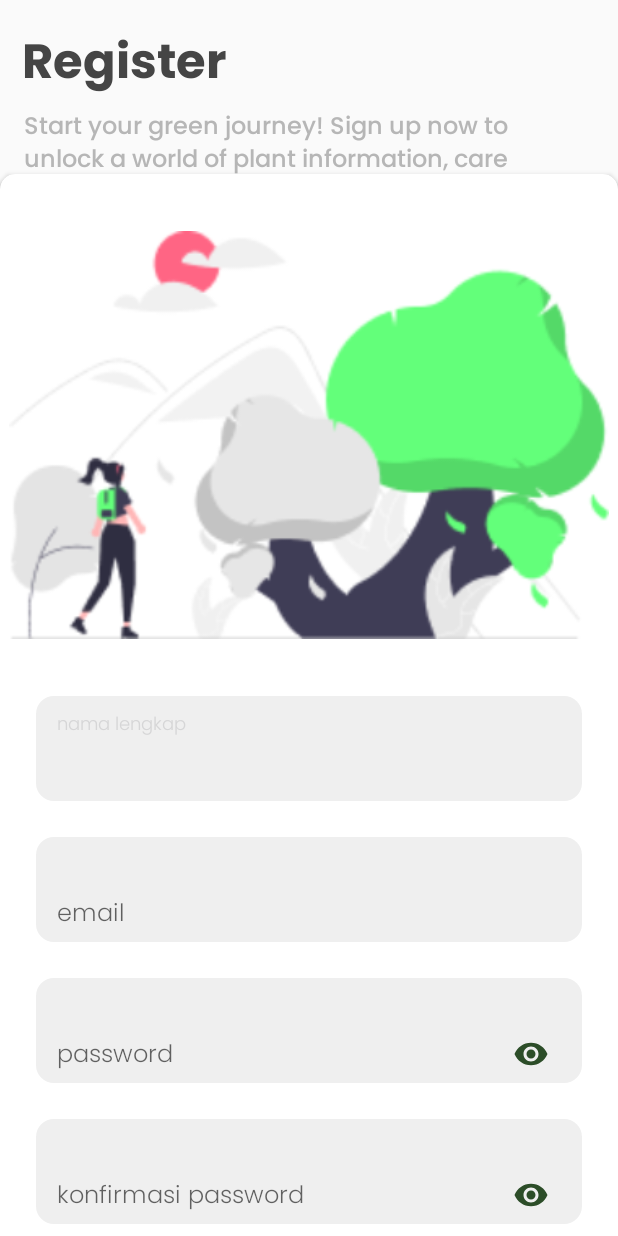
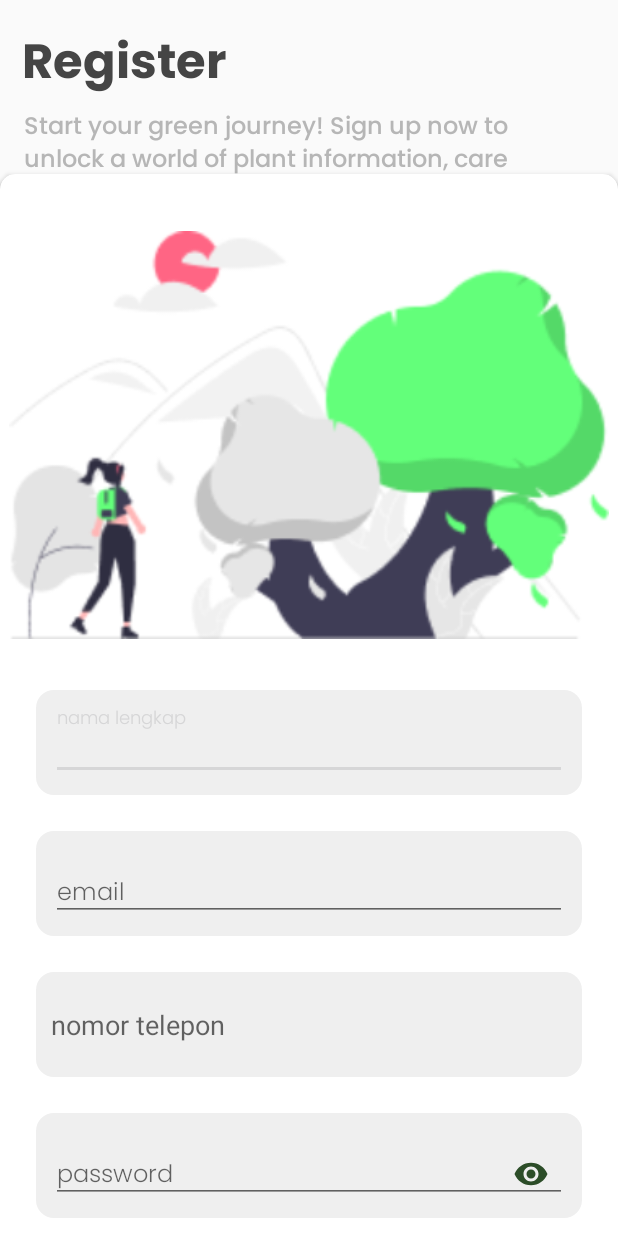
Before and after one commit to plantherbs-id/mobile-app, an Android app: the layout activity_register.xml on its own in the app's theme, with its tools: preview values and no code run, on a phone screen of 412 x 824 dp. Run offline under Robolectric (Android 15) with nearby library versions, the phone set to English and light mode, and no system bars.

Commit message:
Update activity_register.xml

```diff
--- a/app/src/main/res/layout/activity_register.xml
+++ b/app/src/main/res/layout/activity_register.xml
@@ -74,7 +74,7 @@
                     android:layout_width="match_parent"
                     android:layout_height="70dp"
                     android:layout_marginStart="24dp"
-                    android:layout_marginTop="24dp"
+                    android:layout_marginTop="20dp"
                     android:layout_marginEnd="24dp"
                     android:background="@drawable/bg_input_editor"
                     android:hint="nama lengkap"
@@ -83,6 +83,7 @@
                     app:hintAnimationEnabled="true"
                     app:hintEnabled="true"
                     app:layout_constraintEnd_toEndOf="parent"
+                    app:layout_constraintHorizontal_bias="0.0"
                     app:layout_constraintStart_toStartOf="parent"
                     app:layout_constraintTop_toBottomOf="@+id/img_logo_long2"
                     app:startIconTint="@color/main_300">
@@ -90,11 +91,11 @@
                     <com.google.android.material.textfield.TextInputEditText
                         android:id="@+id/input_nama_lengkap"
                         android:layout_width="match_parent"
-                        android:layout_height="60dp"
-                        android:paddingTop="10dp"
+                        android:layout_height="match_parent"
                         android:fontFamily="@font/poppins_light"
                         android:inputType="textPersonName"
                         android:letterSpacing="0"
+                        android:paddingTop="10dp"
                         android:textColor="@color/main_300"
                         android:textSize="16sp" />
                 </com.google.android.material.textfield.TextInputLayout>
@@ -121,12 +122,43 @@
                     <com.google.android.material.textfield.TextInputEditText
                         android:id="@+id/input_email"
                         android:layout_width="match_parent"
-                        android:layout_height="60dp"
+                        android:layout_height="match_parent"
                         android:fontFamily="@font/poppins_light"
                         android:letterSpacing="0"
                         android:textColor="@color/main_300"
                         android:textSize="16sp" />
                 </com.google.android.material.textfield.TextInputLayout>
+
+                <com.google.android.material.textfield.TextInputEditText
+                    android:id="@+id/txt_nomor_telepon"
+                    style="@style/TextInputLayoutStyle"
+                    android:layout_width="match_parent"
+                    android:layout_height="70dp"
+                    android:layout_marginStart="24dp"
+                    android:layout_marginTop="24dp"
+                    android:layout_marginEnd="24dp"
+                    android:background="@drawable/bg_input_editor"
+                    android:hint="nomor telepon"
+                    android:padding="10dp"
+                    app:endIconMode="custom"
+                    app:hintAnimationEnabled="true"
+                    app:hintEnabled="true"
+                    app:layout_constraintEnd_toEndOf="parent"
+                    app:layout_constraintStart_toStartOf="parent"
+                    app:layout_constraintTop_toBottomOf="@+id/txt_email"
+                    app:startIconTint="@color/main_300">
+
+          <!-- <com.google.android.material.textfield.TextInputEditText
+                    android:id="@+id/input_nomor_telepon"
+                    android:layout_width="match_parent"
+                    android:layout_height="match_parent"
+                    android:fontFamily="@font/poppins_light"
+                    android:inputType="phone"
+                    android:letterSpacing="0"
+                    android:textColor="@color/main_300"
+                    android:textSize="16sp" /> -->
+
+                </com.google.android.material.textfield.TextInputEditText>
 
                 <com.google.android.material.textfield.TextInputLayout
                     android:id="@+id/txt_password"
@@ -145,13 +177,13 @@
                     app:hintEnabled="true"
                     app:layout_constraintEnd_toEndOf="parent"
                     app:layout_constraintStart_toStartOf="parent"
-                    app:layout_constraintTop_toBottomOf="@+id/txt_email"
+                    app:layout_constraintTop_toBottomOf="@+id/txt_nomor_telepon"
                     app:startIconTint="@color/main_300">
 
                     <com.google.android.material.textfield.TextInputEditText
                         android:id="@+id/input_password"
                         android:layout_width="match_parent"
-                        android:layout_height="60dp"
+                        android:layout_height="match_parent"
                         android:fontFamily="@font/poppins_light"
                         android:inputType="textPassword"
                         android:letterSpacing="0"
@@ -182,7 +214,7 @@
                     <com.google.android.material.textfield.TextInputEditText
                         android:id="@+id/input_konfirmasi_password"
                         android:layout_width="match_parent"
-                        android:layout_height="60dp"
+                        android:layout_height="match_parent"
                         android:fontFamily="@font/poppins_light"
                         android:inputType="textPassword"
                         android:letterSpacing="0"
```
